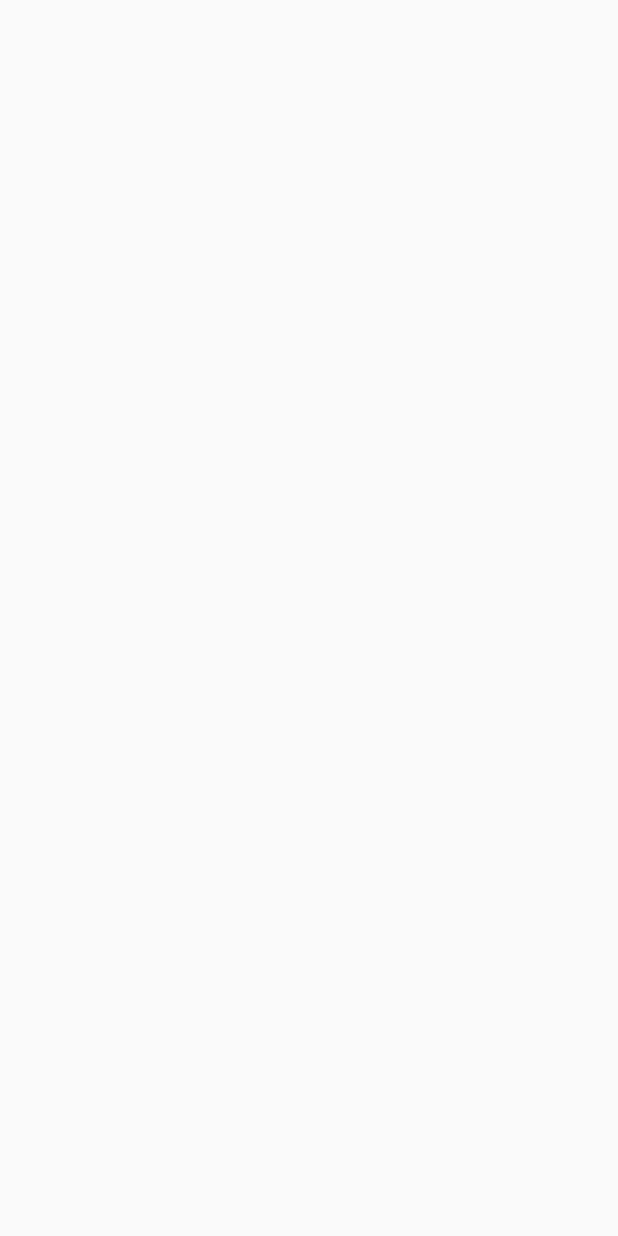
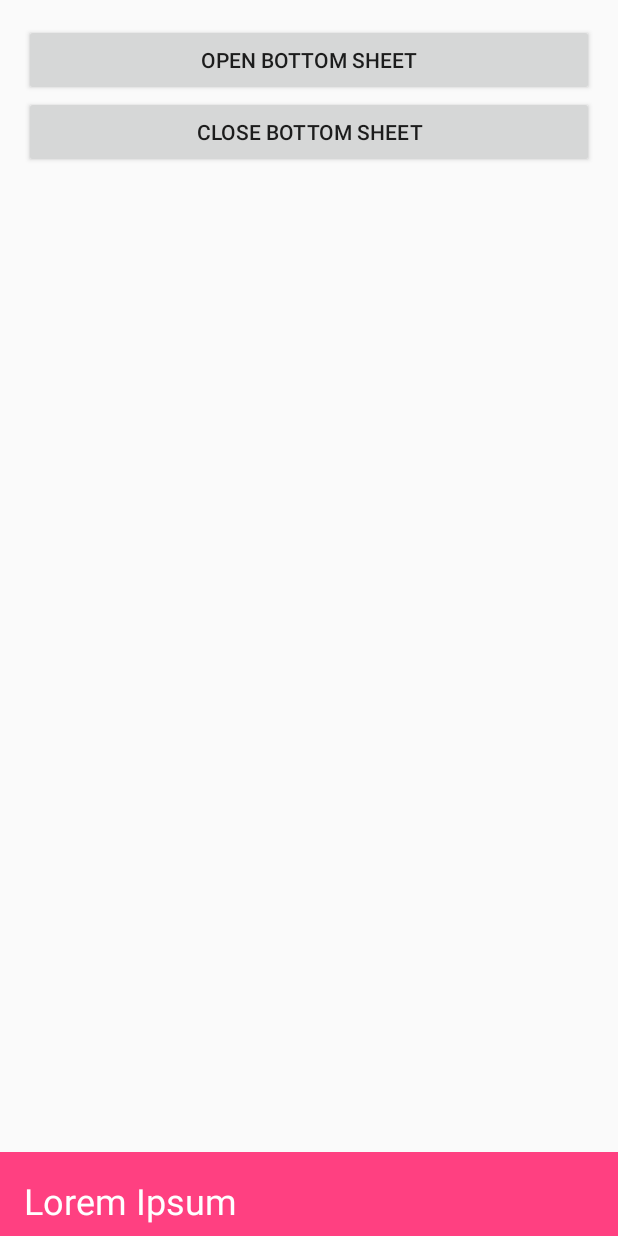
Before and after one commit to therealshabi/Kotlin-Practice, an Android app: the BottomSheetActivity screen opened directly, with no data from a screen before it, on a phone screen of 412 x 824 dp. Before the commit the screen is empty. Run offline under Robolectric (Android 15) with nearby library versions, the phone set to English and light mode, and no system bars.

Commit message:
Added Bottom Sheet Activity for displaying a persistent Bottom Sheet

```diff
--- a/app/src/main/res/layout/activity_bottom_sheet.xml
+++ b/app/src/main/res/layout/activity_bottom_sheet.xml
@@ -1,9 +1,58 @@
 <?xml version="1.0" encoding="utf-8"?>
-<android.support.constraint.ConstraintLayout xmlns:android="http://schemas.android.com/apk/res/android"
+<android.support.design.widget.CoordinatorLayout xmlns:android="http://schemas.android.com/apk/res/android"
     xmlns:app="http://schemas.android.com/apk/res-auto"
     xmlns:tools="http://schemas.android.com/tools"
     android:layout_width="match_parent"
     android:layout_height="match_parent"
     tools:context="technolifestyle.com.kotlinPractice.BottomSheet.BottomSheetActivity">
 
-</android.support.constraint.ConstraintLayout>
+    <LinearLayout
+        android:layout_width="match_parent"
+        android:layout_height="wrap_content"
+        android:orientation="vertical"
+        android:padding="16dp">
+
+        <Button
+            android:id="@+id/openBottomSheetBtn"
+            android:layout_width="match_parent"
+            android:layout_height="wrap_content"
+            android:text="@string/open_bottom_sheet" />
+
+        <Button
+            android:id="@+id/closeBottomSheetBtn"
+            android:layout_width="match_parent"
+            android:layout_height="wrap_content"
+            android:text="@string/close_bottom_sheet" />
+    </LinearLayout>
+
+    <android.support.v4.widget.NestedScrollView
+        android:id="@+id/nestedScrollView"
+        android:layout_width="match_parent"
+        android:layout_height="300dp"
+        android:background="@color/colorAccent"
+        app:behavior_hideable="true"
+        app:behavior_peekHeight="56dp"
+        app:layout_behavior="@string/bottom_sheet_behavior">
+
+        <LinearLayout
+            android:layout_width="match_parent"
+            android:layout_height="match_parent"
+            android:orientation="vertical"
+            android:padding="16dp">
+
+            <TextView
+                android:layout_width="wrap_content"
+                android:layout_height="wrap_content"
+                android:text="@string/lorem_ipsum_title"
+                android:textColor="@android:color/white"
+                android:textSize="24sp" />
+
+            <TextView
+                android:layout_width="wrap_content"
+                android:layout_height="wrap_content"
+                android:layout_marginTop="16dp"
+                android:text="@string/lorem_ipsum_text"
+                android:textColor="@android:color/white" />
+        </LinearLayout>
+    </android.support.v4.widget.NestedScrollView>
+</android.support.design.widget.CoordinatorLayout>
--- a/app/src/main/res/values/strings.xml
+++ b/app/src/main/res/values/strings.xml
@@ -7,4 +7,8 @@
     <string name="big_picture_notification">Big Picture Notification</string>
     <string name="messaging_style_notification">Messaging Style Notification</string>
     <string name="name">Shahbaz Hussain</string>
+    <string name="open_bottom_sheet">Open Bottom Sheet</string>
+    <string name="close_bottom_sheet">Close Bottom Sheet</string>
+    <string name="lorem_ipsum_title">Lorem Ipsum</string>
+    <string name="lorem_ipsum_text">Lorem ipsum dolor sit amet, consectetur adipiscing elit, sed do eiusmod tempor incididunt ut labore et dolore magna aliqua. Ut enim ad minim veniam, quis nostrud exercitation ullamco laboris nisi ut aliquip ex ea commodo consequat. Duis aute irure dolor in reprehenderit in voluptate velit esse cillum dolore eu fugiat nulla pariatur. Excepteur sint occaecat cupidatat non proident, sunt in culpa qui officia deserunt mollit anim id est laborum.</string>
 </resources>
```
Also changed, not shown: app/src/main/java/technolifestyle/com/kotlinPractice/BottomSheet/BottomSheetActivity.kt (+49 -0 lines).
